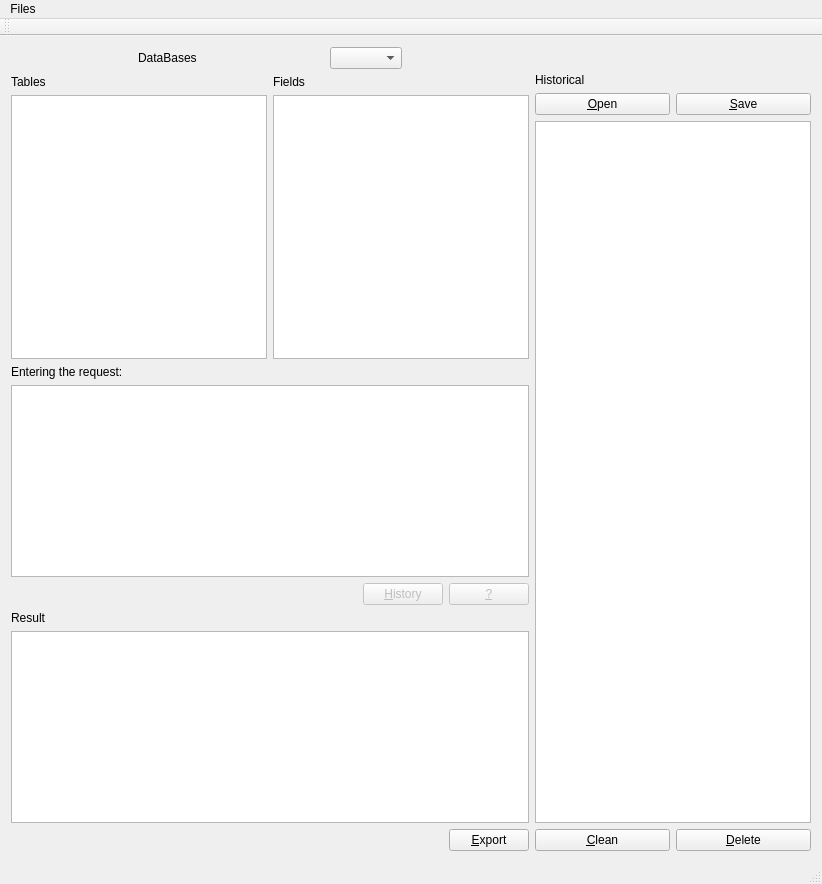
First picture: the form in mainwindow.ui, repository jerome05230/gestionBDD, before the edit.
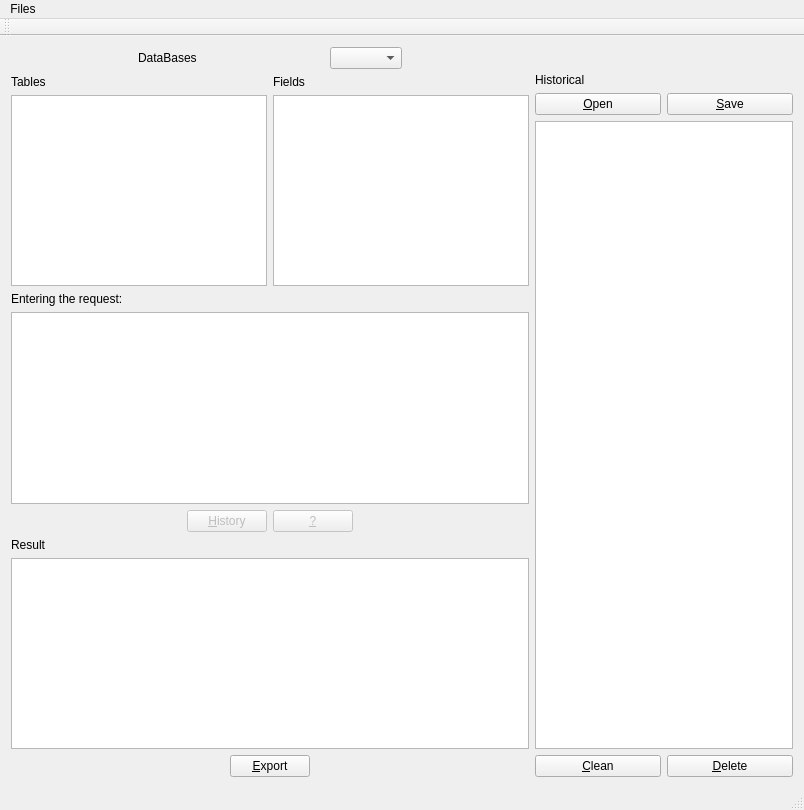
Second picture: the form after the edit. Icons and pictures are not drawn.

```diff
--- a/mainwindow.ui
+++ b/mainwindow.ui
@@ -6,8 +6,8 @@
    <rect>
     <x>0</x>
     <y>0</y>
-    <width>822</width>
-    <height>884</height>
+    <width>804</width>
+    <height>810</height>
    </rect>
   </property>
   <property name="windowTitle">
@@ -18,11 +18,11 @@
     <normaloff>:/icones/icones/gestionBDD.png</normaloff>:/icones/icones/gestionBDD.png</iconset>
   </property>
   <widget class="QWidget" name="centralWidget">
-   <layout class="QHBoxLayout" name="horizontalLayout_6">
+   <layout class="QHBoxLayout" name="horizontalLayout_5">
     <item>
      <layout class="QVBoxLayout" name="verticalLayout_2">
       <item>
-       <layout class="QHBoxLayout" name="horizontalLayout_7">
+       <layout class="QHBoxLayout" name="horizontalLayout_6">
         <item>
          <spacer name="horizontalSpacer_5">
           <property name="orientation">
@@ -75,9 +75,7 @@
        </layout>
       </item>
       <item>
-       <layout class="QFormLayout" name="formLayout_3">
-        <item row="0" column="0">
-         <layout class="QFormLayout" name="formLayout_2">
+       <layout class="QFormLayout" name="formLayout">
           <item row="0" column="0">
            <widget class="QLabel" name="labelTables">
             <property name="text">
@@ -85,14 +83,7 @@
             </property>
            </widget>
           </item>
-          <item row="1" column="0">
-           <widget class="QListWidget" name="listWidgetTables"/>
-          </item>
-         </layout>
-        </item>
         <item row="0" column="1">
-         <layout class="QFormLayout" name="formLayout">
-          <item row="0" column="0">
            <widget class="QLabel" name="labelFields">
             <property name="text">
              <string>Fields</string>
@@ -100,20 +91,13 @@
            </widget>
           </item>
           <item row="1" column="0">
+         <widget class="QListWidget" name="listWidgetTables"/>
+        </item>
+        <item row="1" column="1">
            <widget class="QListWidget" name="listWidgetChamps"/>
           </item>
          </layout>
         </item>
-       </layout>
-      </item>
-      <item>
-       <layout class="QVBoxLayout" name="verticalLayout_3">
-        <property name="sizeConstraint">
-         <enum>QLayout::SetMaximumSize</enum>
-        </property>
-        <item>
-         <layout class="QHBoxLayout" name="horizontalLayout_2"/>
-        </item>
         <item>
          <widget class="QLabel" name="labelRequete">
           <property name="text">
@@ -125,7 +109,7 @@
          <widget class="QTextEdit" name="textEditRequete"/>
         </item>
         <item>
-         <layout class="QHBoxLayout" name="horizontalLayout_3">
+       <layout class="QHBoxLayout" name="horizontalLayout_2">
           <item>
            <spacer name="horizontalSpacer_4">
             <property name="orientation">
@@ -159,6 +143,19 @@
             </property>
            </widget>
           </item>
+        <item>
+         <spacer name="horizontalSpacer_8">
+          <property name="orientation">
+           <enum>Qt::Horizontal</enum>
+          </property>
+          <property name="sizeHint" stdset="0">
+           <size>
+            <width>40</width>
+            <height>20</height>
+           </size>
+          </property>
+         </spacer>
+        </item>
          </layout>
         </item>
         <item>
@@ -176,9 +173,9 @@
          </widget>
         </item>
         <item>
-         <layout class="QHBoxLayout" name="horizontalLayout_5">
+       <layout class="QHBoxLayout" name="horizontalLayout_3">
           <item>
-           <spacer name="horizontalSpacer_3">
+         <spacer name="horizontalSpacer_11">
             <property name="orientation">
              <enum>Qt::Horizontal</enum>
             </property>
@@ -197,7 +194,18 @@
             </property>
            </widget>
           </item>
-         </layout>
+        <item>
+         <spacer name="horizontalSpacer_9">
+          <property name="orientation">
+           <enum>Qt::Horizontal</enum>
+          </property>
+          <property name="sizeHint" stdset="0">
+           <size>
+            <width>40</width>
+            <height>20</height>
+           </size>
+          </property>
+         </spacer>
         </item>
        </layout>
       </item>
@@ -220,7 +228,7 @@
           </property>
          </spacer>
         </item>
-        <item row="0" column="2">
+        <item row="0" column="3">
          <spacer name="horizontalSpacer_7">
           <property name="orientation">
            <enum>Qt::Horizontal</enum>
@@ -243,8 +251,6 @@
        </layout>
       </item>
       <item>
-       <layout class="QVBoxLayout" name="verticalLayout_4">
-        <item>
          <widget class="QLabel" name="labelHistorique">
           <property name="text">
            <string>Historical</string>
@@ -293,8 +299,6 @@
        </layout>
       </item>
      </layout>
-    </item>
-   </layout>
    <zorder></zorder>
    <zorder></zorder>
    <zorder>horizontalSpacer_6</zorder>
@@ -320,8 +324,8 @@
     <rect>
      <x>0</x>
      <y>0</y>
-     <width>822</width>
-     <height>27</height>
+     <width>804</width>
+     <height>21</height>
     </rect>
    </property>
    <widget class="QMenu" name="menuGestionBDD">
```
Left out of the diff: 14 changed lines with no effect on the pictures. Lines whose indentation alone changed are shown as unchanged.
